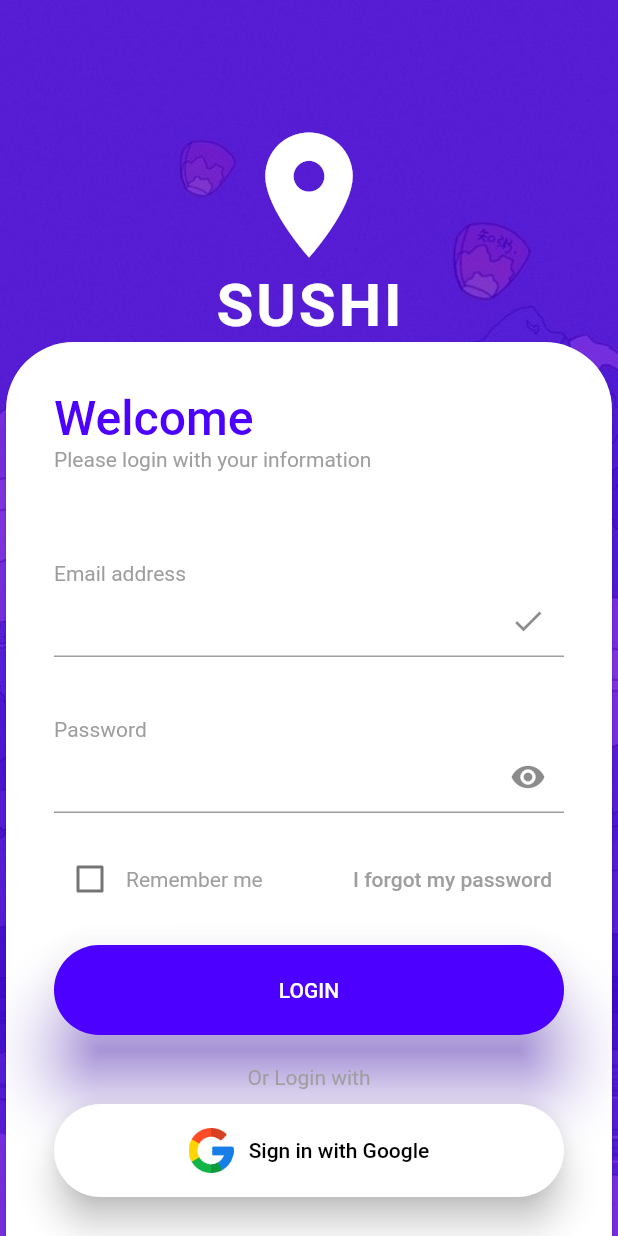
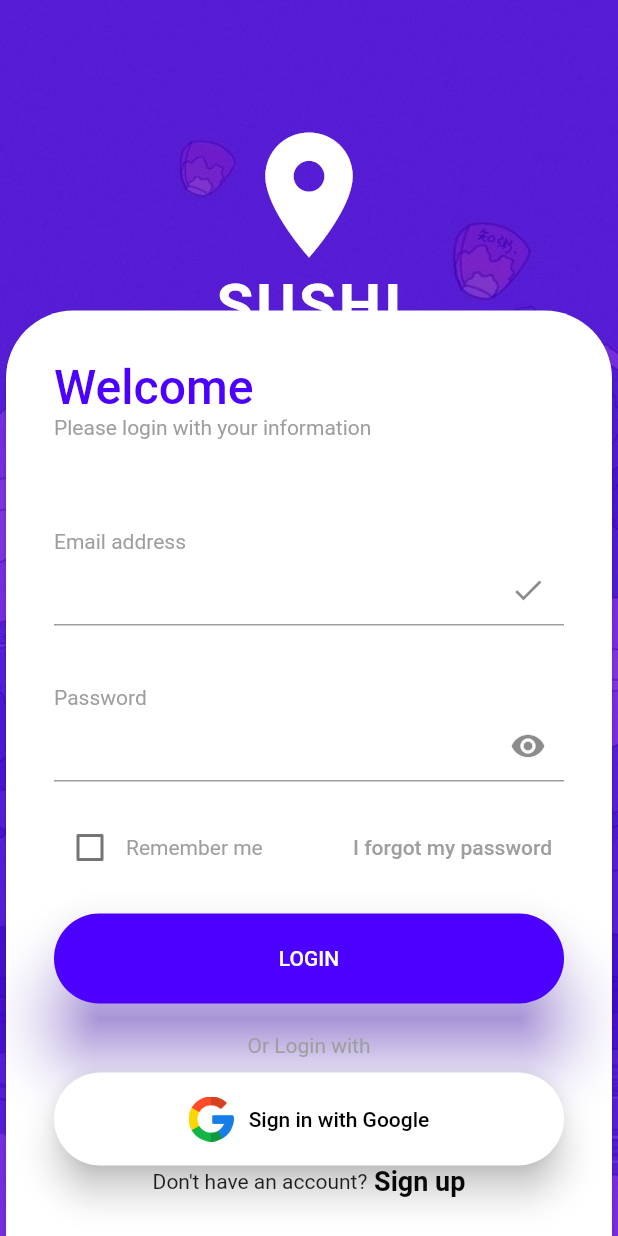
Before and after one commit to Vsjee/sushi_app, a Flutter app: the screen it shows after launch, after a tap on "GET STARTED", on a phone screen of 412 x 824 dp. Run offline on Flutter 3.47's test engine with Material 2 defaults, Android fonts, the phone set to English and light mode, and no system bars; our stand-ins replace firebase_auth, firebase_core, flutter_riverpod, google_fonts, google_sign_in; accounts and stored records are empty; network calls fail.

Commit message:
sign_up_page

```diff
--- a/lib/login_page.dart
+++ b/lib/login_page.dart
@@ -1,6 +1,7 @@
 import 'package:flutter/material.dart';
 import 'package:sushi_app/core/service/fire_auth.dart';
 import 'package:sushi_app/modules/private/home/home_screen.dart';
+import 'package:sushi_app/sing_up.dart';
 
 class LoginPage extends StatefulWidget {
   const LoginPage({super.key});
@@ -108,6 +109,7 @@ class _LoginPageState extends State<LoginPage> {
         _buildLoginButton(),
         const SizedBox(height: 20),
         _buildOtherLogin(),
+        _buildSignUpLink(),
       ],
     );
   }
@@ -178,7 +180,33 @@ class _LoginPageState extends State<LoginPage> {
       context,
       MaterialPageRoute(builder: (context) => const LoginPage()),
     );
+
   }
+
+     Widget _buildSignUpLink() {
+  return Row(
+    mainAxisAlignment: MainAxisAlignment.center,
+    children: <Widget>[
+      Text("Don't have an account?"),
+      GestureDetector(
+        onTap: () {
+          Navigator.push(
+            context,
+            MaterialPageRoute(builder: (context) => singup()),
+          );
+        },
+        child: Text(
+          " Sign up",
+          style: TextStyle(
+            fontWeight: FontWeight.w600,
+            fontSize: 18,
+            color: Color.fromARGB(255, 7, 7, 7),
+          ),
+        ),
+      ),
+    ],
+  );
+}
 
   Widget _buildOtherLogin() {
     return Column(
--- a/lib/main.dart
+++ b/lib/main.dart
@@ -1,20 +1,17 @@
-import 'package:firebase_core/firebase_core.dart';
 import 'package:flutter/material.dart';
-import 'package:flutter/services.dart';
 import 'package:flutter_riverpod/flutter_riverpod.dart';
-import 'package:sushi_app/firebase_options.dart';
 import 'package:sushi_app/intro_page.dart';
 import 'package:sushi_app/login_page.dart';
 import 'package:sushi_app/modules/private/home/home_screen.dart';
+import 'package:firebase_core/firebase_core.dart';
+import 'package:sushi_app/sing_up.dart';
+import 'firebase_options.dart';
 
 void main() async {
   WidgetsFlutterBinding.ensureInitialized();
-
-  await SystemChrome.setPreferredOrientations([
-    DeviceOrientation.portraitUp,
-  ]);
-
-  await Firebase.initializeApp(options: DefaultFirebaseOptions.currentPlatform);
+  await Firebase.initializeApp(
+    options: DefaultFirebaseOptions.currentPlatform,
+  );
 
   runApp(
     const ProviderScope(
@@ -38,7 +35,8 @@ class MyApp extends StatelessWidget {
       routes: {
         '/intropage': (context) => const IntroPage(),
         '/loginpage': (context) => const LoginPage(),
-        '/MenuPage': (context) => const HomeScreen(),
+        '/singup': (context) => const singup(),
+        '/MenuPage': (context) => const HomeScreen()
       },
     );
   }
```
Also changed, not shown: lib/sing_up.dart (added, +165 -0 lines), assets/images/encrypt.png (added).
